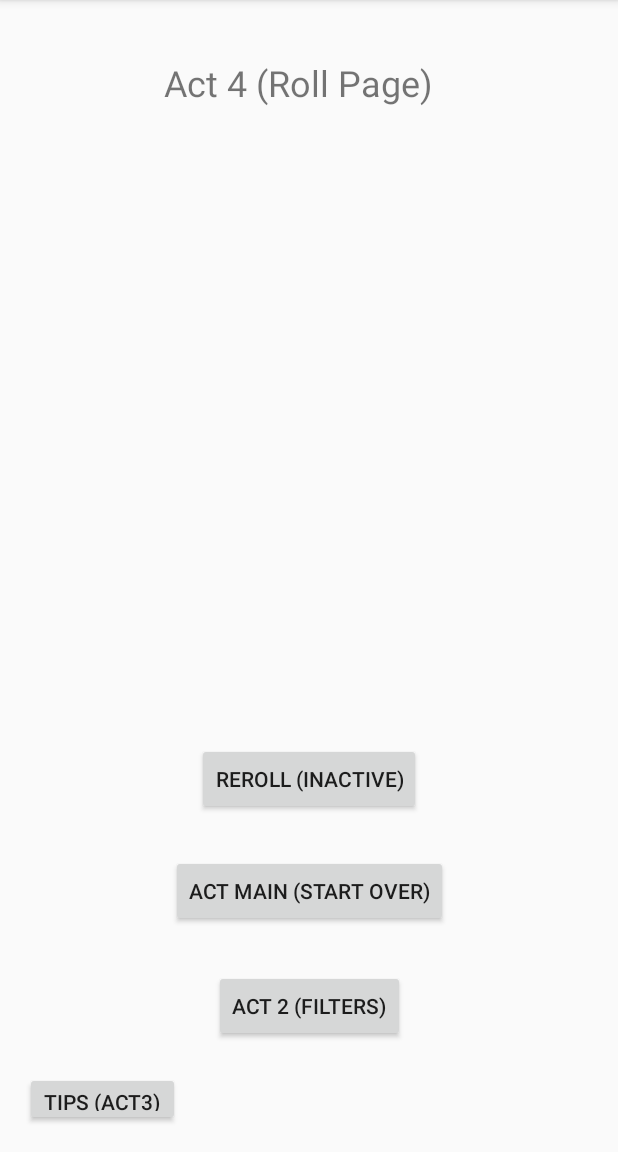
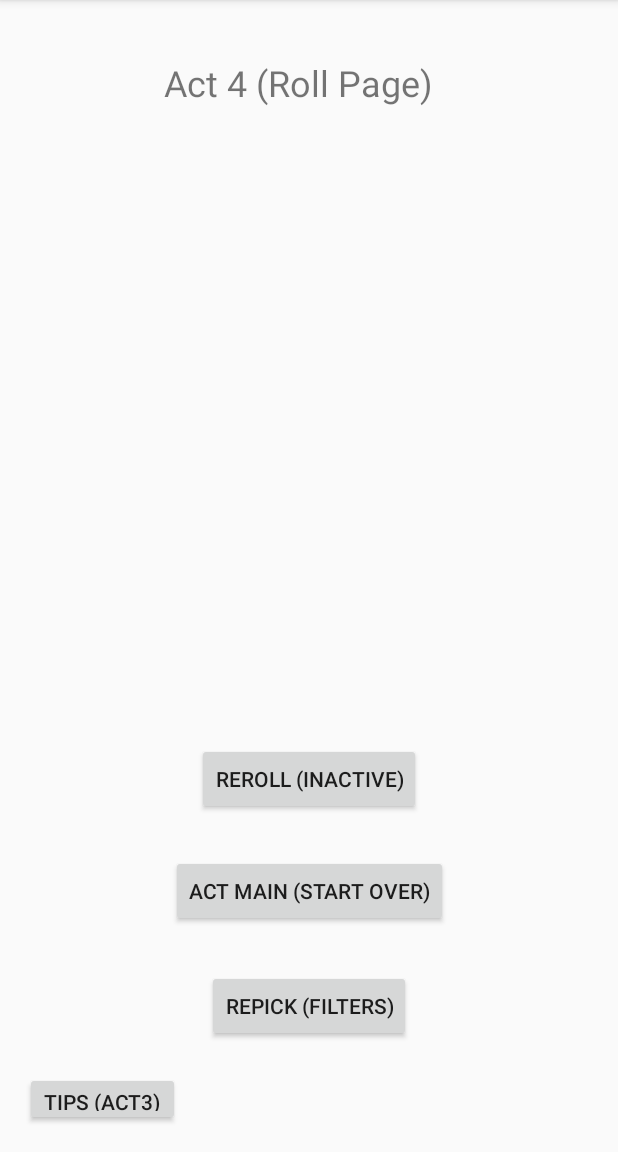
Before and after one commit to fowlerzw/355App, an Android app: the Activity4 screen opened directly, with no data from a screen before it, on a phone screen of 412 x 824 dp, the part 84-1236 px from its top. Run offline under Robolectric (Android 15) with nearby library versions, the light colour scheme and no system bars.

Commit message:
Changed some of the button names

```diff
--- a/355App/app/src/main/res/layout/activity_4.xml
+++ b/355App/app/src/main/res/layout/activity_4.xml
@@ -33,7 +33,7 @@
         android:id="@+id/button17"
         android:layout_width="wrap_content"
         android:layout_height="wrap_content"
-        android:text="Act 2 (Filters)"
+        android:text="Repick (Filters)"
         android:onClick="openActivity2"
         app:layout_constraintBottom_toBottomOf="parent"
         app:layout_constraintEnd_toEndOf="parent"
```
